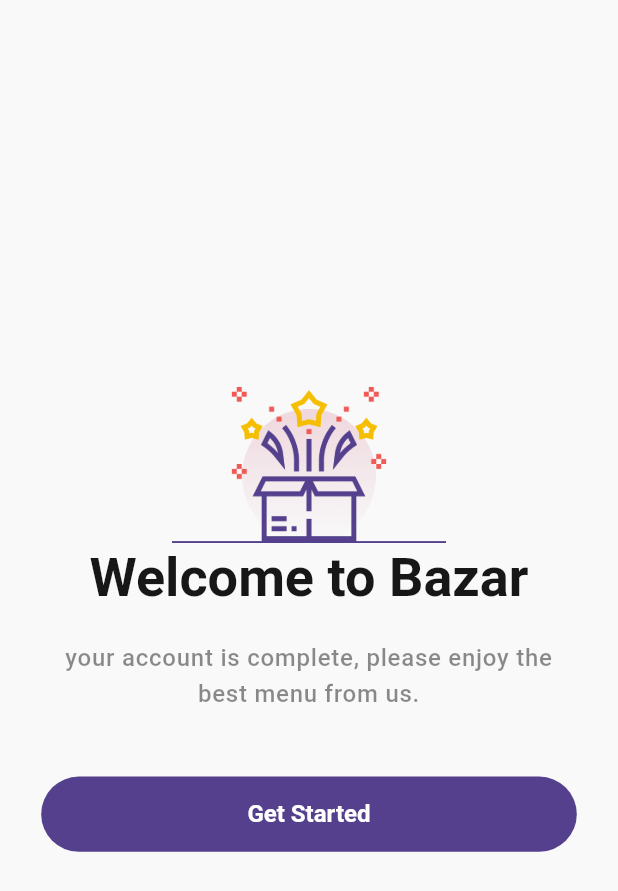
After one commit to Ahmedabdalaziz/bazar_app, a Flutter app: the WelcomeScreen screen opened directly, on a phone screen of 412 x 824 dp. The commit adds this screen. Shown: the top 891 px of the screen. Run offline on Flutter 3.47's test engine with Material 3 defaults, Android fonts, the phone set to English and light mode, and no system bars; our stand-ins replace bloc, flutter_bloc, flutter_dotenv, flutter_screenutil, font_awesome_flutter, google_fonts and 5 more; accounts and stored records are empty.

Commit message:
feat: implement welcome screen and finished signup functionality with validation

```diff
--- a/lib/core/app_routes/routes_strings.dart
+++ b/lib/core/app_routes/routes_strings.dart
@@ -3,5 +3,6 @@ sealed class Routing {
   static const String onboardingScreen = '/onboardingScreen';
   static const String loginScreen = '/loginScreen';
   static const String signupScreen = '/signupScreen';
+  static const String welcomeScreen = '/welcomeScreen';
   static const String homeScreen = '/homeScreen';
 }
--- a/lib/core/utils/app_strings.dart
+++ b/lib/core/utils/app_strings.dart
@@ -3,4 +3,5 @@ class AppStrings {
   static const String onboardingImage1 = 'assets/splash/1onboarding.png';
   static const String onboardingImage2 = 'assets/splash/2onboarding.png';
   static const String onboardingImage3 = 'assets/splash/3onboarding.png';
+  static const String congratulations = 'assets/welcome/congratulations.png';
 }
--- /dev/null
+++ b/lib/feature/home/presentation/home_screen/ui/welcome_screen.dart
@@ -0,0 +1,53 @@
+import 'package:bazar_app/core/app_routes/routes_strings.dart';
+import 'package:bazar_app/core/utils/app_strings.dart';
+import 'package:bazar_app/core/utils/extentions.dart';
+import 'package:bazar_app/core/widgets/spaces.dart';
+import 'package:bazar_app/generated/l10n.dart';
+import 'package:flutter/material.dart';
+import 'package:flutter_screenutil/flutter_screenutil.dart';
+
+class WelcomeScreen extends StatelessWidget {
+  const WelcomeScreen({super.key});
+
+  @override
+  Widget build(BuildContext context) {
+    final s = S.of(context);
+    final theme = Theme.of(context);
+    return Scaffold(
+      body: Center(
+        child: Padding(
+          padding: EdgeInsets.symmetric(horizontal: 24.w),
+          child: Column(
+            mainAxisAlignment: MainAxisAlignment.center,
+            children: [
+              Image.asset(
+                AppStrings.congratulations,
+                height: 90.h,
+                width: 160.w,
+              ),
+              Text(s.welcomeMessage, style: theme.textTheme.displaySmall),
+              verticalSpace(16),
+              Text(
+                s.getStartedPrompt,
+                textAlign: TextAlign.center,
+                style: theme.textTheme.bodyLarge!.copyWith(
+                  color: theme.textTheme.bodyLarge?.color?.withOpacity(0.5),
+                ),
+              ),
+              verticalSpace(36),
+              SizedBox(
+                height: 42.h,
+                child: ElevatedButton(
+                  onPressed: () {
+                    context.pushReplacementNamed(Routing.homeScreen);
+                  },
+                  child: Text(s.getStartedButton),
+                ),
+              ),
+            ],
+          ),
+        ),
+      ),
+    );
+  }
+}
--- a/lib/feature/login/logic/login_cubit.dart
+++ b/lib/feature/login/logic/login_cubit.dart
@@ -26,7 +26,7 @@ class LoginCubit extends Cubit<LoginState> {
 
     try {
       emit(LoginLoading());
-      await SupabaseEmailAuth.signIn(email: email, password: password);
+      await SupabaseEmailSignIn.signIn(email: email, password: password);
       emit(LoginSuccess());
     } catch (e) {
       emit(LoginError(ExceptionHandler.handle(e)));
--- a/lib/feature/signup/ui/widgets/signup_name_input.dart
+++ b/lib/feature/signup/ui/widgets/signup_name_input.dart
@@ -4,11 +4,12 @@ import '../../../../core/widgets/spaces.dart';
 import '../../../../generated/l10n.dart';
 
 class SignUpNameInput extends StatelessWidget {
-  const SignUpNameInput({super.key});
+  final TextEditingController controller;
+
+  const SignUpNameInput({required this.controller, super.key});
 
   @override
   Widget build(BuildContext context) {
-    final controller = TextEditingController();
     final s = S.of(context);
     final theme = Theme.of(context);
     return Column(
--- a/lib/l10n/intl_en.arb
+++ b/lib/l10n/intl_en.arb
@@ -55,5 +55,14 @@
   "HaveAnAccount": "Have an account?",
   "signIn": "Sign In",
   "byClickingSignUp": "By clicking Register, you agree to our",
-  "termsOfService": "Terms of Service"
+  "termsOfService": "Terms of Service",
+  "signUpSuccess": "Sign up successful",
+  "fieldsCannotBeEmpty": "Fields cannot be empty",
+  "invalidUsername": "Username must be between 3 and 20 characters without symbols",
+  "invalidEmail": "Please enter a valid email address",
+  "invalidPassword": "Password must contain uppercase, lowercase, number, symbol and be at least 8 characters long",
+  "signupSuccess": "Account created successfully",
+  "signupFailed": "Signup failed, please try again",
+  "Congratulation": "Congratulation!",
+  "getStartedPrompt": "your account is complete, please enjoy the best menu from us."
 }
--- a/pubspec.yaml
+++ b/pubspec.yaml
@@ -105,6 +105,7 @@ flutter:
 
   assets:
     - assets/splash/
+    - assets/welcome/
     - .env
   # An image asset can refer to one or more resolution-specific "variants", see
   # https://flutter.dev/to/resolution-aware-images
```
Also changed, not shown: lib/core/api/supabase_client.dart (+18 -1 lines), lib/core/app_routes/app_router.dart (+13 -4 lines), lib/core/error/failure.dart (+28 -9 lines), lib/core/helpers/validations/validation.dart (+10 -5 lines), lib/feature/home/presentation/home_screen/ui/home_screen.dart (added, +11 -0 lines), lib/feature/home/presentation/home_screen/ui/widgets/home_body.dart (added, +10 -0 lines), lib/feature/signup/logic/signup_cubit.dart (+24 -1 lines), lib/feature/signup/logic/signup_state.dart (+16 -0 lines), lib/feature/signup/ui/widgets/signup_body.dart (+87 -10 lines), lib/l10n/intl_ar.arb (+10 -1 lines), assets/welcome/congratulations.png (added), lib/feature/login/ui/widgets/login_button.dart (line endings or trailing spaces), lib/generated/intl/messages_ar.dart, lib/generated/intl/messages_en.dart, 1 more files.
